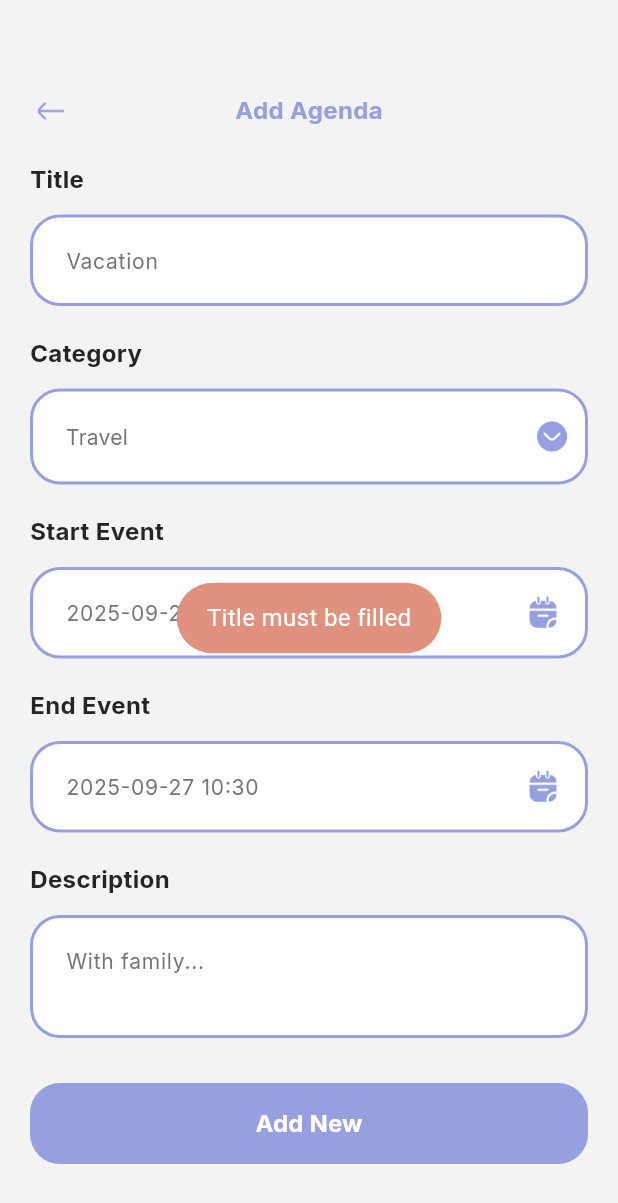
After one commit to iNeradipZmalup/my_management_client, a Flutter app: the AddAgendaPage screen opened by its route, after a tap on "Add New", on a phone screen of 412 x 824 dp. The commit adds this screen. Shown: the top 1203 px of the screen. Run offline on Flutter 3.47's test engine with Material 3 defaults, Android fonts, the phone set to English and light mode, and no system bars; our stand-ins replace calendar_view, flutter_dotenv, fluttertoast, gap, get, google_fonts; missing offline and left inert: d_chart, d_info, d_session, fd_log; accounts and stored records are empty.

Commit message:
Add add agenda functionality with AddAgendaPage and controller

```diff
--- a/lib/main.dart
+++ b/lib/main.dart
@@ -4,6 +4,7 @@ import 'package:google_fonts/google_fonts.dart';
 import 'package:my_management_client/common/app_color.dart';
 import 'package:my_management_client/core/session.dart';
 import 'package:my_management_client/presentation/pages/account_page.dart';
+import 'package:my_management_client/presentation/pages/agenda/add_agenda_page.dart';
 import 'package:my_management_client/presentation/pages/agenda/all_agenda_page.dart';
 import 'package:my_management_client/presentation/pages/dashboard_page.dart';
 import 'package:my_management_client/presentation/pages/login_page.dart';
@@ -60,6 +61,7 @@ class MainApp extends StatelessWidget {
         AccountPage.routeName: (context) => const AccountPage(),
         ChooseMoodPage.routeName: (context) => const ChooseMoodPage(),
         AllAgendaPage.routeName: (context) => const AllAgendaPage(),
+        AddAgendaPage.routeName: (context) => const AddAgendaPage(),
       },
     );
   }
--- /dev/null
+++ b/lib/presentation/controllers/add_agenda_controller.dart
@@ -0,0 +1,43 @@
+import 'package:get/get.dart';
+import 'package:my_management_client/common/enums.dart';
+import 'package:my_management_client/data/datasources/agenda_remote_data_source.dart';
+import 'package:my_management_client/data/models/agenda_model.dart';
+
+class AddAgendaController extends GetxController {
+  final _state = AddAgendaState(
+    message: '',
+    statusRequest: StatusRequest.init,
+  ).obs;
+
+  AddAgendaState get state => _state.value;
+  set state(AddAgendaState n) => _state.value = n;
+
+  Future<AddAgendaState> executeRequest(AgendaModel agenda) async {
+    state = state.copyWith(statusRequest: StatusRequest.loading);
+
+    final (success, message) = await AgendaRemoteDataSource.add(agenda);
+
+    state = state.copyWith(
+      statusRequest: success ? StatusRequest.success : StatusRequest.failed,
+      message: message,
+    );
+
+    return state;
+  }
+
+  static delete() => Get.delete<AddAgendaController>(force: true);
+}
+
+class AddAgendaState {
+  final StatusRequest statusRequest;
+  final String message;
+
+  AddAgendaState({required this.statusRequest, required this.message});
+
+  AddAgendaState copyWith({StatusRequest? statusRequest, String? message}) {
+    return AddAgendaState(
+      statusRequest: statusRequest ?? this.statusRequest,
+      message: message ?? this.message,
+    );
+  }
+}
--- /dev/null
+++ b/lib/presentation/pages/agenda/add_agenda_page.dart
@@ -0,0 +1,383 @@
+import 'package:flutter/material.dart';
+import 'package:gap/gap.dart';
+import 'package:get/get.dart';
+import 'package:intl/intl.dart';
+import 'package:my_management_client/common/app_color.dart';
+import 'package:my_management_client/common/constants.dart';
+import 'package:my_management_client/common/enums.dart';
+import 'package:my_management_client/common/info.dart';
+import 'package:my_management_client/core/session.dart';
+import 'package:my_management_client/data/models/agenda_model.dart';
+import 'package:my_management_client/presentation/controllers/add_agenda_controller.dart';
+import 'package:my_management_client/presentation/controllers/all_agenda/all_agenda_controller.dart';
+import 'package:my_management_client/presentation/widgets/custom_button.dart';
+import 'package:my_management_client/presentation/widgets/custom_input.dart';
+
+class AddAgendaPage extends StatefulWidget {
+  const AddAgendaPage({super.key});
+
+  static const routeName = '/add-agenda';
+
+  @override
+  State<AddAgendaPage> createState() => _AddAgendaPageState();
+}
+
+class _AddAgendaPageState extends State<AddAgendaPage> {
+  final addAgendaController = Get.put(AddAgendaController());
+  final allAgendaController = Get.put(AllAgendaController());
+  final titleController = TextEditingController();
+  final categoryController = TextEditingController(
+    text: Constants.agendaCategories.first,
+  );
+  final startEventController = TextEditingController(
+    text: DateFormat('yyyy-MM-dd HH:mm').format(DateTime.now()),
+  );
+  final endEventController = TextEditingController(
+    text: DateFormat('yyyy-MM-dd HH:mm').format(DateTime.now()),
+  );
+  final descriptionController = TextEditingController();
+
+  void addNew() async {
+    final title = titleController.text;
+    final category = categoryController.text;
+    final startEvent = startEventController.text;
+    final endEvent = endEventController.text;
+    final description = descriptionController.text;
+
+    if (title.isEmpty) {
+      Info.failed('Title must be filled');
+
+      return;
+    }
+
+    if (startEvent.isEmpty) {
+      Info.failed('Start Event must be filled');
+
+      return;
+    }
+
+    if (DateTime.tryParse(startEvent) == null) {
+      Info.failed('Start Event not valid');
+
+      return;
+    }
+
+    if (endEvent.isEmpty) {
+      Info.failed('Start Event must be filled');
+
+      return;
+    }
+
+    if (DateTime.tryParse(endEvent) == null) {
+      Info.failed('Start Event not valid');
+
+      return;
+    }
+
+    final startEventDate = DateTime.parse(startEvent);
+    final endEventDate = DateTime.parse(endEvent);
+
+    if (startEventDate.isAfter(endEventDate)) {
+      Info.failed('End Event must be after Start Event');
+
+      return;
+    }
+
+    if (endEventDate.difference(startEventDate).inMinutes < 30) {
+      Info.failed('Minimum range event is 30 Minutes');
+
+      return;
+    }
+
+    int userId = (await Session.getUser())!.id;
+
+    final agenda = AgendaModel(
+      id: 0,
+      title: title,
+      category: category,
+      startEvent: startEventDate,
+      endEvent: endEventDate,
+      description: description,
+      userId: userId,
+    );
+
+    final state = await addAgendaController.executeRequest(agenda);
+
+    if (state.statusRequest == StatusRequest.failed) {
+      Info.failed(state.message);
+
+      return;
+    }
+
+    if (state.statusRequest == StatusRequest.success) {
+      allAgendaController.fetchData(userId);
+      Info.success(state.message);
+
+      if (mounted) Navigator.pop(context);
+
+      return;
+    }
+  }
+
+  void chooseDateTime(TextEditingController controller) async {
+    final now = DateTime.now();
+    final pickedDate = await showDatePicker(
+      context: context,
+      firstDate: DateTime(2025),
+      initialDate: now,
+      lastDate: DateTime(now.year + 1, now.month),
+    );
+
+    if (pickedDate == null) return;
+
+    if (!mounted) return;
+
+    final pickedTime = await showTimePicker(
+      context: context,
+      initialTime: TimeOfDay.fromDateTime(now),
+    );
+
+    if (pickedTime == null) return;
+
+    controller.text = DateFormat('yyyy-MM-dd HH:mm').format(
+      DateTime(
+        pickedDate.year,
+        pickedDate.month,
+        pickedDate.day,
+        pickedTime.hour,
+        pickedTime.minute,
+      ),
+    );
+  }
+
+  @override
+  void dispose() {
+    AddAgendaController.delete();
+    super.dispose();
+  }
+
+  @override
+  Widget build(BuildContext context) {
+    return Scaffold(
+      body: Column(
+        children: [
+          const Gap(50),
+          buildHeader(),
+          Expanded(
+            child: ListView(
+              padding: const EdgeInsets.symmetric(horizontal: 20),
+              children: [
+                const Gap(10),
+                buildTitleInput(),
+                const Gap(20),
+                buildCategoryInput(),
+                const Gap(20),
+                buildStartEventInput(),
+                const Gap(20),
+                buildEndEventInput(),
+                const Gap(20),
+                buildDescriptionInput(),
+                const Gap(30),
+                buildAddButton(),
+              ],
+            ),
+          ),
+        ],
+      ),
+    );
+  }
+
+  Widget buildHeader() {
+    return Padding(
+      padding: const EdgeInsets.symmetric(horizontal: 10),
+      child: Row(
+        mainAxisAlignment: MainAxisAlignment.spaceBetween,
+        children: [
+          IconButton(
+            onPressed: () => Navigator.pop(context),
+            icon: const ImageIcon(
+              AssetImage('assets/icons/arrow_back.png'),
+              size: 24,
+              color: AppColor.primary,
+            ),
+          ),
+          const Text(
+            'Add Agenda',
+            style: TextStyle(
+              fontWeight: FontWeight.bold,
+              fontSize: 16,
+              color: AppColor.primary,
+            ),
+          ),
+          const IconButton(
+            onPressed: null,
+            icon: ImageIcon(
+              AssetImage('assets/icons/add_circle.png'),
+              size: 24,
+              color: Colors.transparent,
+            ),
+          ),
+        ],
+      ),
+    );
+  }
+
+  Widget buildTitleInput() {
+    return Column(
+      crossAxisAlignment: CrossAxisAlignment.start,
+      children: [
+        const Text(
+          'Title',
+          style: TextStyle(
+            fontWeight: FontWeight.bold,
+            fontSize: 16,
+            color: AppColor.textTitle,
+          ),
+        ),
+        const Gap(12),
+        CustomInput(controller: titleController, hint: 'Vacation', maxLines: 1),
+      ],
+    );
+  }
+
+  Widget buildCategoryInput() {
+    return Column(
+      crossAxisAlignment: CrossAxisAlignment.start,
+      children: [
+        const Text(
+          'Category',
+          style: TextStyle(
+            fontWeight: FontWeight.bold,
+            fontSize: 16,
+            color: AppColor.textTitle,
+          ),
+        ),
+        const Gap(12),
+        DropdownButtonFormField<String>(
+          initialValue: categoryController.text,
+          items: Constants.agendaCategories.map((e) {
+            return DropdownMenuItem<String>(
+              value: e,
+              child: Text(
+                e,
+                style: const TextStyle(
+                  fontWeight: FontWeight.w400,
+                  fontSize: 14,
+                  color: AppColor.textBody,
+                ),
+              ),
+            );
+          }).toList(),
+          onChanged: (value) {
+            if (value == null) return;
+
+            categoryController.text = value;
+          },
+          icon: const ImageIcon(
+            AssetImage('assets/icons/arrow_down_circle.png'),
+            size: 24,
+            color: AppColor.primary,
+          ),
+          decoration: InputDecoration(
+            fillColor: Colors.white,
+            filled: true,
+            isDense: true,
+            contentPadding: const EdgeInsets.all(20),
+            border: OutlineInputBorder(
+              borderRadius: BorderRadius.circular(20),
+              borderSide: const BorderSide(color: AppColor.primary, width: 2),
+            ),
+            enabledBorder: OutlineInputBorder(
+              borderRadius: BorderRadius.circular(20),
+              borderSide: const BorderSide(color: AppColor.primary, width: 2),
+            ),
+          ),
+        ),
+      ],
+    );
+  }
+
+  Widget buildStartEventInput() {
+    return Column(
+      crossAxisAlignment: CrossAxisAlignment.start,
+      children: [
+        const Text(
+          'Start Event',
+          style: TextStyle(
+            fontWeight: FontWeight.bold,
+            fontSize: 16,
+            color: AppColor.textTitle,
+          ),
+        ),
+        const Gap(12),
+        CustomInput(
+          controller: startEventController,
+          hint: '2025-09-27 07:00',
+          maxLines: 1,
+          suffixIcon: 'assets/icons/calendar.png',
+          suffixOnTap: () => chooseDateTime(startEventController),
+        ),
+      ],
+    );
+  }
+
+  Widget buildEndEventInput() {
+    return Column(
+      crossAxisAlignment: CrossAxisAlignment.start,
+      children: [
+        const Text(
+          'End Event',
+          style: TextStyle(
+            fontWeight: FontWeight.bold,
+            fontSize: 16,
+            color: AppColor.textTitle,
+          ),
+        ),
+        const Gap(12),
+        CustomInput(
+          controller: endEventController,
+          hint: '2025-09-27 10:00',
+          maxLines: 1,
+          suffixIcon: 'assets/icons/calendar.png',
+          suffixOnTap: () => chooseDateTime(endEventController),
+        ),
+      ],
+    );
+  }
+
+  Widget buildDescriptionInput() {
+    return Column(
+      crossAxisAlignment: CrossAxisAlignment.start,
+      children: [
+        const Text(
+          'Description',
+          style: TextStyle(
+            fontWeight: FontWeight.bold,
+            fontSize: 16,
+            color: AppColor.textTitle,
+          ),
+        ),
+        const Gap(12),
+        CustomInput(
+          controller: descriptionController,
+          hint: 'With family...',
+          minLines: 2,
+          maxLines: 5,
+        ),
+      ],
+    );
+  }
+
+  Widget buildAddButton() {
+    return Obx(() {
+      final state = addAgendaController.state;
+      final statusRequest = state.statusRequest;
+
+      if (statusRequest == StatusRequest.loading) {
+        return const Center(child: CircularProgressIndicator());
+      }
+
+      return ButtonPrimary(onPressed: addNew, title: 'Add New');
+    });
+  }
+}
--- a/lib/presentation/pages/agenda/all_agenda_page.dart
+++ b/lib/presentation/pages/agenda/all_agenda_page.dart
@@ -10,6 +10,7 @@ import 'package:my_management_client/core/session.dart';
 import 'package:my_management_client/data/models/agenda_model.dart';
 import 'package:my_management_client/presentation/controllers/all_agenda/agenda_selected_controller.dart';
 import 'package:my_management_client/presentation/controllers/all_agenda/all_agenda_controller.dart';
+import 'package:my_management_client/presentation/pages/agenda/add_agenda_page.dart';
 import 'package:my_management_client/presentation/widgets/response_failed.dart';
 
 class AllAgendaPage extends StatefulWidget {
@@ -32,7 +33,9 @@ class _AllAgendaPageState extends State<AllAgendaPage> {
     });
   }
 
-  void gotoAddAgenda() {}
+  void gotoAddAgenda() {
+    Navigator.pushNamed(context, AddAgendaPage.routeName);
+  }
 
   void gotoDetailAgenda(int id) {}
 
--- /dev/null
+++ b/lib/presentation/widgets/custom_input.dart
@@ -0,0 +1,68 @@
+import 'package:flutter/material.dart';
+import 'package:my_management_client/common/app_color.dart';
+
+class CustomInput extends StatelessWidget {
+  const CustomInput({
+    super.key,
+    required this.controller,
+    required this.hint,
+    this.minLines,
+    this.maxLines,
+    this.suffixIcon,
+    this.suffixOnTap,
+  });
+
+  final TextEditingController controller;
+  final String hint;
+  final int? minLines;
+  final int? maxLines;
+  final String? suffixIcon;
+  final void Function()? suffixOnTap;
+
+  @override
+  Widget build(BuildContext context) {
+    return TextFormField(
+      controller: controller,
+      style: const TextStyle(
+        fontWeight: FontWeight.normal,
+        fontSize: 14,
+        color: AppColor.textBody,
+      ),
+      minLines: minLines,
+      maxLines: maxLines,
+      decoration: InputDecoration(
+        fillColor: Colors.white,
+        filled: true,
+        suffixIcon: suffixIcon == null
+            ? null
+            : GestureDetector(
+                onTap: suffixOnTap,
+                child: UnconstrainedBox(
+                  alignment: const Alignment(-0.5, 0),
+                  child: ImageIcon(
+                    AssetImage(suffixIcon!),
+                    size: 24,
+                    color: AppColor.primary,
+                  ),
+                ),
+              ),
+        hintText: hint,
+        isDense: true,
+        contentPadding: const EdgeInsets.all(20),
+        hintStyle: const TextStyle(
+          fontWeight: FontWeight.normal,
+          fontSize: 14,
+          color: AppColor.textBody,
+        ),
+        border: OutlineInputBorder(
+          borderRadius: BorderRadius.circular(20),
+          borderSide: const BorderSide(color: AppColor.primary, width: 2),
+        ),
+        enabledBorder: OutlineInputBorder(
+          borderRadius: BorderRadius.circular(20),
+          borderSide: const BorderSide(color: AppColor.primary, width: 2),
+        ),
+      ),
+    );
+  }
+}
```
